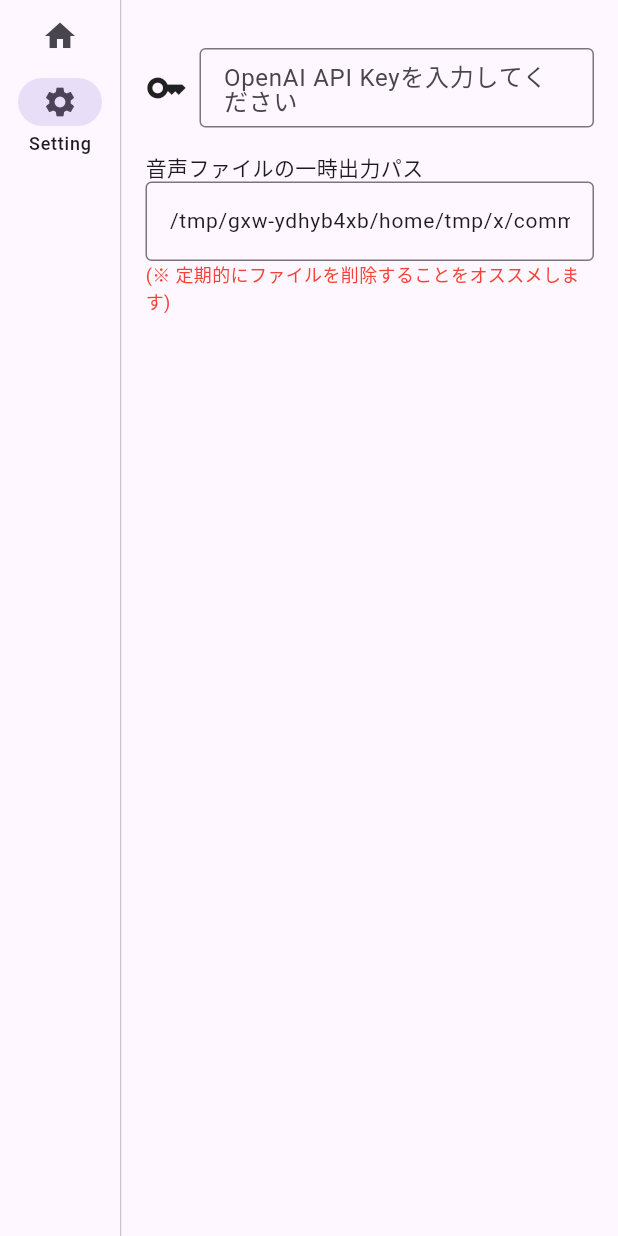
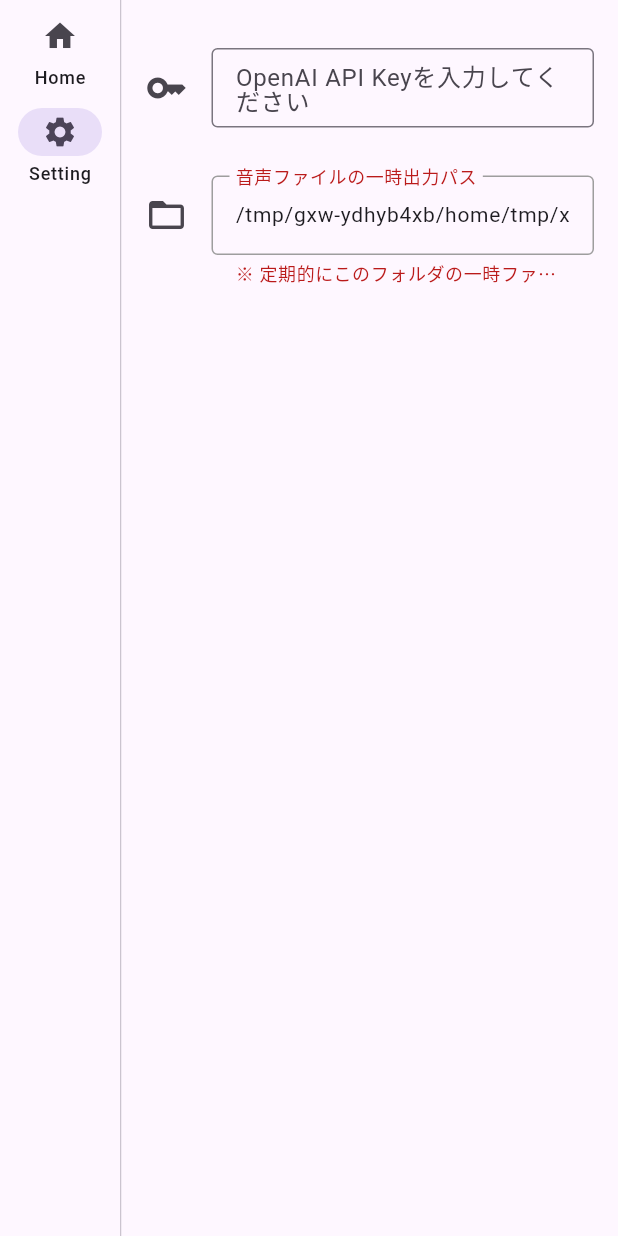
Before and after one commit to hotdrop/record-to-text, a Flutter app: the screen it shows after launch, after a tap on "Setting", on a phone screen of 412 x 824 dp. Run offline on Flutter 3.47's test engine with Material 3 defaults, Android fonts, the phone set to English and light mode, and no system bars; our stand-ins replace flutter_riverpod, logger; missing offline and left inert: record.

```diff
--- a/lib/ui/app_setting_page.dart
+++ b/lib/ui/app_setting_page.dart
@@ -15,7 +15,7 @@ class AppSettingPage extends StatelessWidget {
           children: [
             SizedBox(height: 16),
             _TextFieldApiKey(),
-            SizedBox(height: 16),
+            SizedBox(height: 32),
             _TextFieldCacheDirPath(),
             SizedBox(height: 16),
           ],
@@ -30,14 +30,9 @@ class _TextFieldApiKey extends ConsumerWidget {
 
   @override
   Widget build(BuildContext context, WidgetRef ref) {
-    return Row(
-      crossAxisAlignment: CrossAxisAlignment.center,
-      children: [
-        const Icon(Icons.key, size: 28),
-        const SizedBox(width: 8),
-        Flexible(
-          child: TextFormField(
+    return TextFormField(
       decoration: const InputDecoration(
+        icon: Icon(Icons.key, size: 28),
         border: OutlineInputBorder(),
         label: Text('OpenAI API Keyを入力してください'),
         counterText: '',
@@ -50,9 +45,6 @@ class _TextFieldApiKey extends ConsumerWidget {
           ref.read(appSettingNotifierProvider.notifier).setApiKey(value);
         }
       },
-          ),
-        ),
-      ],
     );
   }
 }
@@ -63,21 +55,20 @@ class _TextFieldCacheDirPath extends ConsumerWidget {
   @override
   Widget build(BuildContext context, WidgetRef ref) {
     final path = ref.watch(appSettingNotifierProvider.select((value) => value.cacheDirPath));
-    return Column(
-      crossAxisAlignment: CrossAxisAlignment.start,
-      children: [
-        const Text('音声ファイルの一時出力パス'),
-        TextField(
+    return TextField(
       decoration: const InputDecoration(
+        icon: Icon(Icons.folder_open, size: 28),
         border: OutlineInputBorder(),
         counterText: '',
+        label: Text('音声ファイルの一時出力パス'),
+        errorText: '※ 定期的にこのフォルダの一時ファイルを削除することをオススメします',
+        errorBorder: OutlineInputBorder(
+          borderSide: BorderSide(color: Colors.grey),
+        ),
       ),
       style: const TextStyle(fontSize: 14),
       controller: TextEditingController(text: path),
       readOnly: true,
-        ),
-        const Text('(※ 定期的にファイルを削除することをオススメします)', style: TextStyle(color: Colors.red, fontSize: 12)),
-      ],
     );
   }
 }
--- a/lib/ui/base_menu.dart
+++ b/lib/ui/base_menu.dart
@@ -31,7 +31,7 @@ class _BaseMenuState extends State<BaseMenu> {
             onDestinationSelected: (index) {
               setState(() => _selectIndex = index);
             },
-            labelType: NavigationRailLabelType.selected,
+            labelType: NavigationRailLabelType.all,
           ),
           const VerticalDivider(thickness: 1, width: 1),
           Expanded(child: _menuView(_selectIndex)),
--- a/lib/ui/home_page.dart
+++ b/lib/ui/home_page.dart
@@ -1,5 +1,6 @@
 import 'package:flutter/material.dart';
 import 'package:flutter_riverpod/flutter_riverpod.dart';
+import 'package:realtime_talk/providers/app_setting_provider.dart';
 import 'package:realtime_talk/providers/record_provider.dart';
 import 'package:realtime_talk/providers/record_files_provider.dart';
 import 'package:realtime_talk/providers/timer_provider.dart';
@@ -65,6 +66,14 @@ class _RecordButtons extends ConsumerWidget {
   @override
   Widget build(BuildContext context, WidgetRef ref) {
     final isRecording = ref.watch(isRecordingProvider);
+    final apiKey = ref.watch(appSettingNotifierProvider.select((value) => value.apiKey));
+
+    if (apiKey.isEmpty) {
+      return const Text(
+        'settingメニューからApiKeyを設定してください。',
+        style: TextStyle(color: Colors.red),
+      );
+    }
 
     return Row(
       mainAxisAlignment: MainAxisAlignment.center,
```
Lines whose indentation alone changed are shown as unchanged.
